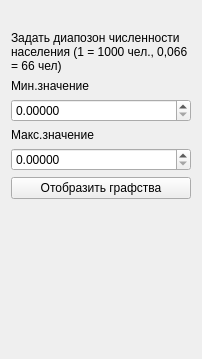
The window that widgets/panels/ddmInEstimateCountyFilterWidgetPanel.ui (alexeymarunin/ddm) describes before a commit, drawn with Qt 5.
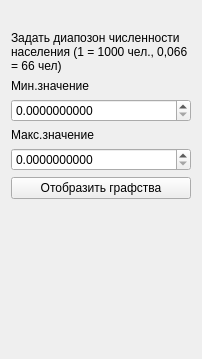
The same window after the commit. Icons and pictures are not drawn.

```diff
--- a/widgets/panels/ddmInEstimateCountyFilterWidgetPanel.ui
+++ b/widgets/panels/ddmInEstimateCountyFilterWidgetPanel.ui
@@ -52,7 +52,10 @@
      <item>
       <widget class="QDoubleSpinBox" name="spinMinValue">
        <property name="decimals">
-        <number>5</number>
+        <number>10</number>
+       </property>
+       <property name="maximum">
+        <double>999999999.000000000000000</double>
        </property>
       </widget>
      </item>
@@ -66,7 +69,10 @@
      <item>
       <widget class="QDoubleSpinBox" name="spinMaxValue">
        <property name="decimals">
-        <number>5</number>
+        <number>10</number>
+       </property>
+       <property name="maximum">
+        <double>999999999.000000000000000</double>
        </property>
       </widget>
      </item>
```
